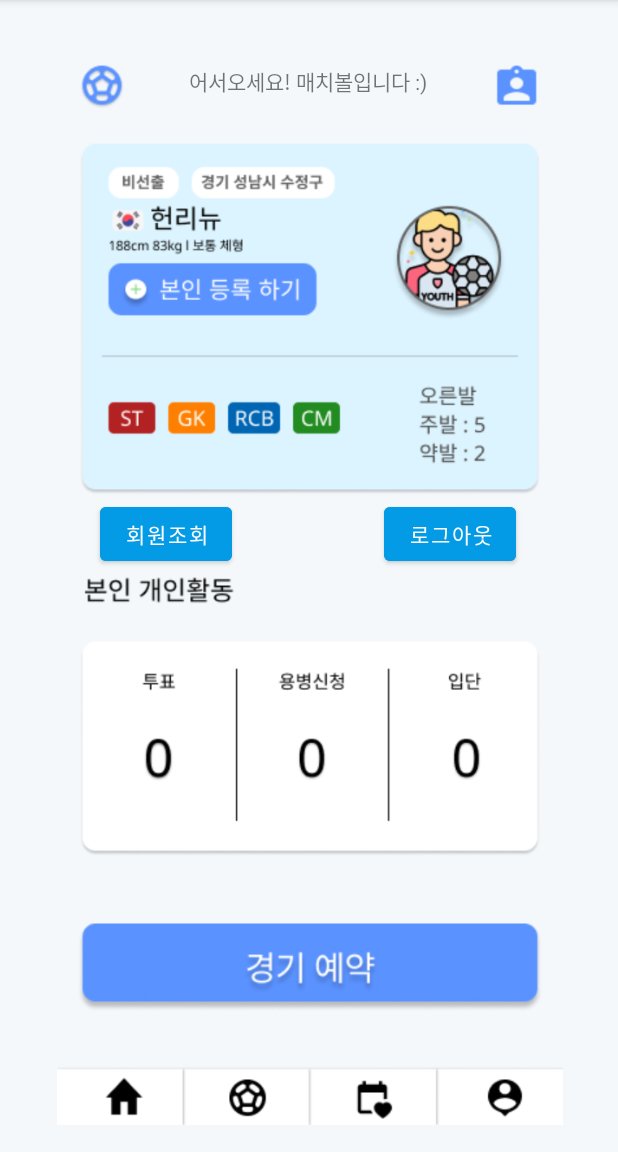
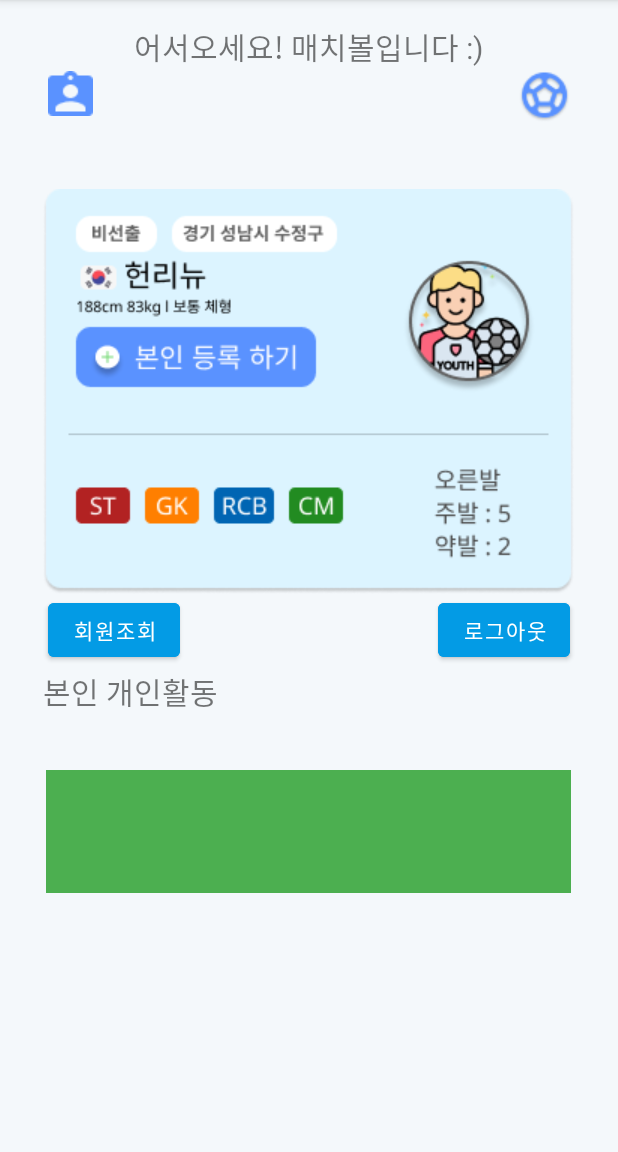
Before and after one commit to kim-jaeheon115/match_ball, an Android app: the MainActivity screen opened directly, with no data from a screen before it, on a phone screen of 412 x 824 dp, the part 84-1236 px from its top. Run offline under Robolectric (Android 15) with nearby library versions, the phone set to English and light mode, and no system bars; our stand-ins replace Firebase (no records; nobody signed in at launch, a user with empty details on screens opened directly).

Commit message:
12.1 * user 조회완료/ 로그인,텍스트색상 변경완료 (다음할것 메인페이지+매칭 화면만 구현+팀 세부 정보까지)

```diff
--- a/app/src/main/res/layout/activity_main.xml
+++ b/app/src/main/res/layout/activity_main.xml
@@ -10,53 +10,115 @@
 <!--    메인화면-->
 
 
-    <ImageView
-        android:id="@+id/imageView2"
-        android:layout_width="413dp"
-        android:layout_height="731dp"
-        app:layout_constraintBottom_toBottomOf="parent"
-        app:layout_constraintEnd_toEndOf="parent"
-        app:layout_constraintStart_toStartOf="parent"
-        app:layout_constraintTop_toTopOf="parent"
-        app:srcCompat="@drawable/main" />
+<!--    <ImageView-->
+<!--        android:id="@+id/imageView2"-->
+<!--        android:layout_width="360dp"-->
+<!--        android:layout_height="617dp"-->
+<!--        app:layout_constraintBottom_toBottomOf="parent"-->
+<!--        app:layout_constraintEnd_toEndOf="parent"-->
+<!--        app:layout_constraintHorizontal_bias="0.49"-->
+<!--        app:layout_constraintStart_toStartOf="parent"-->
+<!--        app:layout_constraintTop_toTopOf="parent"-->
+<!--        app:srcCompat="@drawable/main" />-->
 
     <TextView
         android:id="@+id/textView"
         android:layout_width="wrap_content"
         android:layout_height="wrap_content"
         android:text="어서오세요! 매치볼입니다 :)"
+        android:textSize="20dp"
         app:layout_constraintBottom_toBottomOf="parent"
         app:layout_constraintEnd_toEndOf="parent"
-        app:layout_constraintHorizontal_bias="0.498"
+        app:layout_constraintHorizontal_bias="0.497"
         app:layout_constraintStart_toStartOf="parent"
         app:layout_constraintTop_toTopOf="parent"
-        app:layout_constraintVertical_bias="0.038" />
+        app:layout_constraintVertical_bias="0.0" />
 
     <Button
         android:id="@+id/btn_logout"
         android:layout_width="wrap_content"
         android:layout_height="wrap_content"
+        android:layout_marginEnd="16dp"
         android:backgroundTint="@color/light_blue_600"
         android:text="로그아웃"
-        app:layout_constraintBottom_toBottomOf="parent"
         app:layout_constraintEnd_toEndOf="parent"
-        app:layout_constraintHorizontal_bias="0.822"
-        app:layout_constraintStart_toStartOf="parent"
-        app:layout_constraintTop_toTopOf="parent"
-        app:layout_constraintVertical_bias="0.459" />
+        app:layout_constraintTop_toBottomOf="@+id/imageView5" />
 
     <Button
         android:id="@+id/btn_customset"
         android:layout_width="wrap_content"
         android:layout_height="wrap_content"
+        android:layout_marginStart="16dp"
         android:backgroundTint="@color/light_blue_600"
         android:text="회원조회"
+        app:layout_constraintEnd_toStartOf="@+id/btn_logout"
+        app:layout_constraintHorizontal_bias="0.0"
+        app:layout_constraintStart_toStartOf="parent"
+        app:layout_constraintTop_toBottomOf="@+id/imageView5" />
+
+    <ImageView
+        android:id="@+id/imageView2"
+        android:layout_width="wrap_content"
+        android:layout_height="wrap_content"
+        android:layout_marginStart="16dp"
+        android:layout_marginTop="16dp"
+        app:layout_constraintBottom_toBottomOf="parent"
+        app:layout_constraintStart_toStartOf="parent"
+        app:layout_constraintTop_toTopOf="parent"
+        app:layout_constraintVertical_bias="0.022"
+        app:srcCompat="@drawable/mine"/>
+
+    <ImageView
+        android:id="@+id/imageView4"
+        android:layout_width="wrap_content"
+        android:layout_height="wrap_content"
+        android:layout_marginTop="16dp"
+        android:layout_marginEnd="16dp"
         app:layout_constraintBottom_toBottomOf="parent"
         app:layout_constraintEnd_toEndOf="parent"
-        app:layout_constraintHorizontal_bias="0.173"
+        app:layout_constraintTop_toTopOf="parent"
+        app:layout_constraintVertical_bias="0.022"
+        app:srcCompat="@drawable/ball"/>
+
+    <ImageView
+        android:id="@+id/imageView5"
+        android:layout_width="wrap_content"
+        android:layout_height="wrap_content"
+        android:layout_marginStart="16dp"
+        android:layout_marginTop="32dp"
+        android:layout_marginEnd="16dp"
+        app:layout_constraintBottom_toBottomOf="parent"
+        app:layout_constraintEnd_toEndOf="parent"
+        app:layout_constraintHorizontal_bias="0.561"
         app:layout_constraintStart_toStartOf="parent"
         app:layout_constraintTop_toTopOf="parent"
-        app:layout_constraintVertical_bias="0.459" />
+        app:layout_constraintVertical_bias="0.179"
+        app:srcCompat="@drawable/seting" />
+
+    <TextView
+        android:id="@+id/tv_set"
+        android:layout_width="wrap_content"
+        android:layout_height="wrap_content"
+        android:layout_marginTop="50dp"
+        android:text="본인 개인활동"
+        android:textSize="20dp"
+        app:layout_constraintEnd_toEndOf="parent"
+        app:layout_constraintHorizontal_bias="0.048"
+        app:layout_constraintStart_toStartOf="parent"
+        app:layout_constraintTop_toBottomOf="@+id/imageView5" />
+
+    <TextView
+        android:id="@+id/textView4"
+        android:layout_width="350dp"
+        android:layout_height="82dp"
+        android:layout_marginBottom="120dp"
+        android:background="@color/colorGreen"
+        android:text=""
+        app:layout_constraintBottom_toBottomOf="parent"
+        app:layout_constraintEnd_toEndOf="parent"
+        app:layout_constraintHorizontal_bias="0.491"
+        app:layout_constraintStart_toStartOf="parent"
+        app:layout_constraintTop_toBottomOf="@+id/tv_set" />
 
 
 </androidx.constraintlayout.widget.ConstraintLayout>
--- a/app/src/main/res/values/colors.xml
+++ b/app/src/main/res/values/colors.xml
@@ -17,6 +17,7 @@
     <color name="colorLightBlue900">#0D47A1</color>
     <color name="colorLightBlueA200">#448AFF</color>
     <color name="colorGreen">#4CAF50</color>
+    <color name="colorGray">#808080</color>
 
 
 </resources>
```
Also changed, not shown: app/src/main/res/drawable/back_around.xml (added, +28 -0 lines), app/src/main/res/layout/activity_login.xml (+9 -7 lines), app/src/main/res/layout/activity_register.xml (+15 -3 lines), app/src/main/res/drawable/ball.png (added), app/src/main/res/drawable/mine.png (added), app/src/main/res/drawable/seting.png (added).
